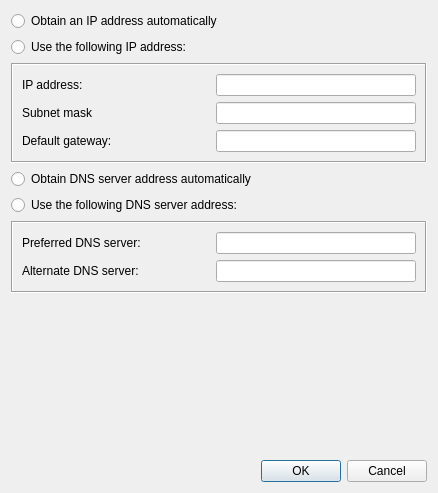
The window that src/InterfaceConfigDialog.ui (soramimi/netconf) describes before a commit, drawn with Qt 5.
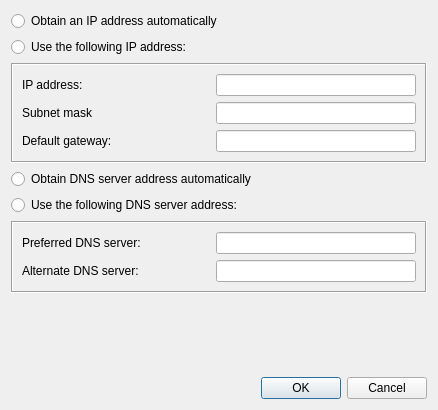
The same window after the commit.

What changed in the file:
```diff
--- a/src/InterfaceConfigDialog.ui
+++ b/src/InterfaceConfigDialog.ui
@@ -7,7 +7,7 @@
     <x>0</x>
     <y>0</y>
     <width>438</width>
-    <height>493</height>
+    <height>410</height>
    </rect>
   </property>
   <property name="windowTitle">
```
Left out of the diff: 35 changed lines with no effect on the pictures.
